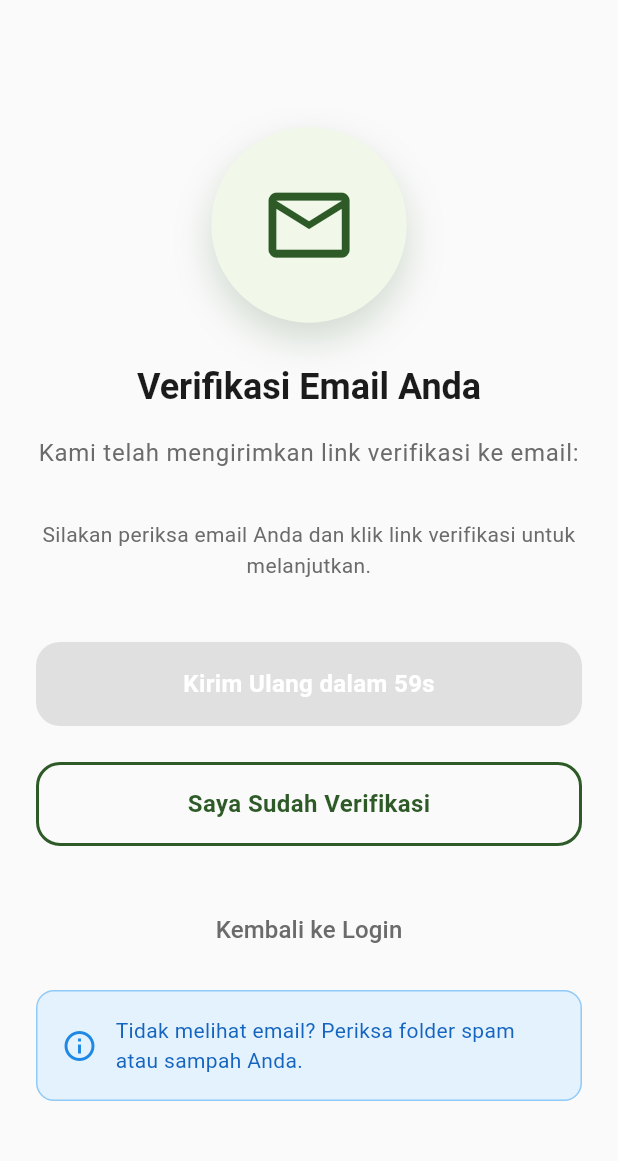
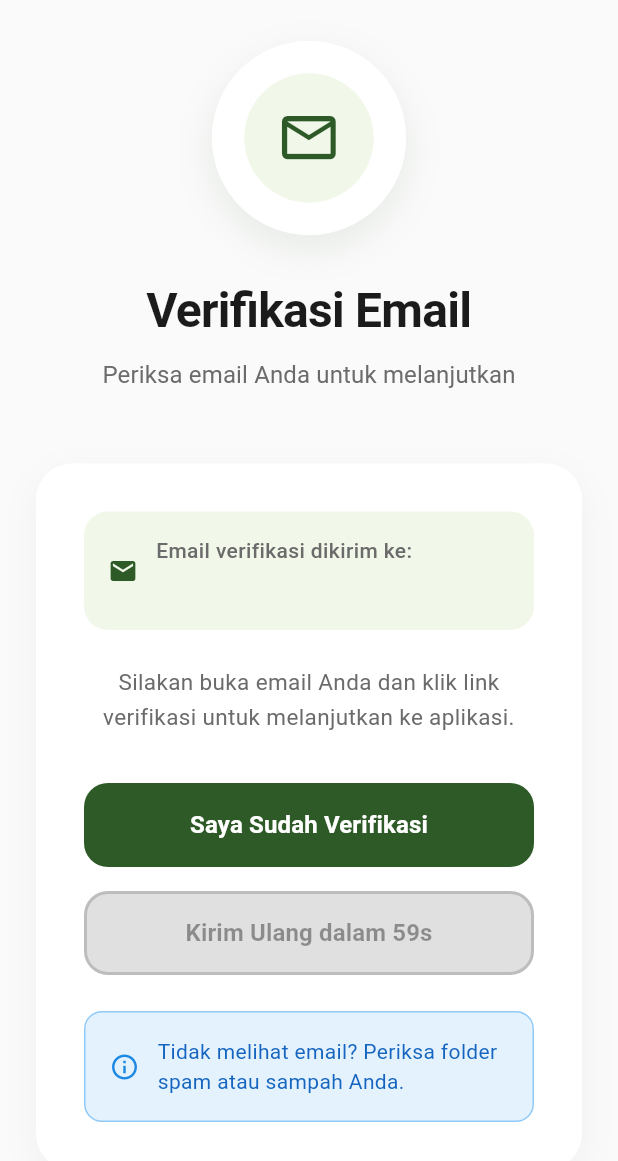
Before and after one commit to prassaaa/HortiKita, a Flutter app: the EmailVerificationScreen screen opened directly, on a phone screen of 412 x 824 dp. Shown: the top 1161 px of the screen. Run offline on Flutter 3.47's test engine with Material 3 defaults, Android fonts, the phone set to English and light mode, and no system bars; our stand-ins replace animated_text_kit, cached_network_image, cloud_firestore, firebase_auth, firebase_core, firebase_storage and 6 more; accounts and stored records are empty.

Commit message:
feat: Enhance email verification screen with improved animations and UI components

```diff
--- a/lib/ui/screens/auth/email_verification_screen.dart
+++ b/lib/ui/screens/auth/email_verification_screen.dart
@@ -26,6 +26,7 @@ class _EmailVerificationScreenState extends State<EmailVerificationScreen>
   late AnimationController _fadeController;
   late AnimationController _pulseController;
   late Animation<double> _fadeAnimation;
+  late Animation<Offset> _slideAnimation;
   late Animation<double> _pulseAnimation;
 
   @override
@@ -47,12 +48,12 @@ class _EmailVerificationScreenState extends State<EmailVerificationScreen>
 
   void _initializeAnimations() {
     _fadeController = AnimationController(
-      duration: const Duration(milliseconds: 1000),
+      duration: const Duration(milliseconds: 1500),
       vsync: this,
     );
 
     _pulseController = AnimationController(
-      duration: const Duration(milliseconds: 1500),
+      duration: const Duration(milliseconds: 2000),
       vsync: this,
     );
 
@@ -61,12 +62,20 @@ class _EmailVerificationScreenState extends State<EmailVerificationScreen>
       end: 1.0,
     ).animate(CurvedAnimation(
       parent: _fadeController,
-      curve: Curves.easeOut,
+      curve: const Interval(0.0, 0.6, curve: Curves.easeOut),
+    ));
+
+    _slideAnimation = Tween<Offset>(
+      begin: const Offset(0, 0.3),
+      end: Offset.zero,
+    ).animate(CurvedAnimation(
+      parent: _fadeController,
+      curve: const Interval(0.2, 1.0, curve: Curves.easeOutCubic),
     ));
 
     _pulseAnimation = Tween<double>(
       begin: 1.0,
-      end: 1.1,
+      end: 1.08,
     ).animate(CurvedAnimation(
       parent: _pulseController,
       curve: Curves.easeInOut,
@@ -105,7 +114,7 @@ class _EmailVerificationScreenState extends State<EmailVerificationScreen>
         // Navigate to home screen
         if (mounted) {
           Navigator.of(context).pushAndRemoveUntil(
-            MaterialPageRoute(builder: (context) => const HomeScreen()),
+            _createPageRoute(const HomeScreen()),
             (route) => false,
           );
         }
@@ -131,22 +140,12 @@ class _EmailVerificationScreenState extends State<EmailVerificationScreen>
       _startResendCountdown();
 
       if (mounted) {
-        ScaffoldMessenger.of(context).showSnackBar(
-          const SnackBar(
-            content: Text('Email verifikasi telah dikirim ulang'),
-            backgroundColor: Colors.green,
-          ),
-        );
+        _showSuccessSnackBar('Email verifikasi telah dikirim ulang');
       }
     } catch (e) {
       _logger.e('Error resending verification email: $e');
       if (mounted) {
-        ScaffoldMessenger.of(context).showSnackBar(
-          SnackBar(
-            content: Text('Gagal mengirim ulang email: ${e.toString()}'),
-            backgroundColor: Colors.red,
-          ),
-        );
+        _showErrorSnackBar('Gagal mengirim ulang email: ${e.toString()}');
       }
     } finally {
       setState(() {
@@ -160,7 +159,7 @@ class _EmailVerificationScreenState extends State<EmailVerificationScreen>
       await _authService.signOut();
       if (mounted) {
         Navigator.of(context).pushAndRemoveUntil(
-          MaterialPageRoute(builder: (context) => const LoginScreen()),
+          _createPageRoute(const LoginScreen()),
           (route) => false,
         );
       }
@@ -169,122 +168,300 @@ class _EmailVerificationScreenState extends State<EmailVerificationScreen>
     }
   }
 
-  // Theme Colors
+  // Theme Colors - Matching design system
   static const Color primaryColor = Color(0xFF2D5A27);
   static const Color primaryLight = Color(0xFF4CAF50);
   static const Color primarySurface = Color(0xFFF1F8E9);
   static const Color surfaceColor = Color(0xFFFAFAFA);
+  static const Color cardColor = Colors.white;
   static const Color textPrimary = Color(0xFF1B1B1B);
   static const Color textSecondary = Color(0xFF6B6B6B);
 
+  PageRoute _createPageRoute(Widget page) {
+    return PageRouteBuilder(
+      pageBuilder: (context, animation, secondaryAnimation) => page,
+      transitionsBuilder: (context, animation, secondaryAnimation, child) {
+        const begin = Offset(1.0, 0.0);
+        const end = Offset.zero;
+        const curve = Curves.easeInOutCubic;
+        var tween = Tween(begin: begin, end: end).chain(CurveTween(curve: curve));
+        var offsetAnimation = animation.drive(tween);
+        return SlideTransition(position: offsetAnimation, child: child);
+      },
+      transitionDuration: const Duration(milliseconds: 400),
+    );
+  }
+
+  void _showSuccessSnackBar(String message) {
+    ScaffoldMessenger.of(context).showSnackBar(
+      SnackBar(
+        content: Row(
+          children: [
+            const Icon(Icons.check_circle_outline, color: Colors.white, size: 20),
+            const SizedBox(width: 12),
+            Expanded(child: Text(message)),
+          ],
+        ),
+        backgroundColor: primaryLight,
+        behavior: SnackBarBehavior.floating,
+        shape: RoundedRectangleBorder(borderRadius: BorderRadius.circular(12)),
+        margin: const EdgeInsets.all(16),
+      ),
+    );
+  }
+
+  void _showErrorSnackBar(String message) {
+    ScaffoldMessenger.of(context).showSnackBar(
+      SnackBar(
+        content: Row(
+          children: [
+            const Icon(Icons.error_outline, color: Colors.white, size: 20),
+            const SizedBox(width: 12),
+            Expanded(child: Text(message)),
+          ],
+        ),
+        backgroundColor: Colors.red.shade600,
+        behavior: SnackBarBehavior.floating,
+        shape: RoundedRectangleBorder(borderRadius: BorderRadius.circular(12)),
+        margin: const EdgeInsets.all(16),
+      ),
+    );
+  }
+
   @override
   Widget build(BuildContext context) {
-    final user = _authService.currentUser;
+    final size = MediaQuery.of(context).size;
+    final bool isTablet = size.width > 600;
 
     return Scaffold(
       backgroundColor: surfaceColor,
       body: SafeArea(
+        child: Center(
+          child: SingleChildScrollView(
+            physics: const BouncingScrollPhysics(),
+            child: Padding(
+              padding: EdgeInsets.symmetric(
+                horizontal: isTablet ? size.width * 0.25 : 24.0,
+                vertical: 32.0,
+              ),
               child: FadeTransition(
                 opacity: _fadeAnimation,
-          child: Padding(
-            padding: const EdgeInsets.all(24.0),
+                child: SlideTransition(
+                  position: _slideAnimation,
                   child: Column(
                     mainAxisAlignment: MainAxisAlignment.center,
                     children: [
-                // Email Icon with pulse animation
+                      _buildHeader(),
+                      const SizedBox(height: 48),
+                      _buildVerificationCard(),
+                      const SizedBox(height: 32),
+                      _buildBackToLoginLink(),
+                    ],
+                  ),
+                ),
+              ),
+            ),
+          ),
+        ),
+      ),
+    );
+  }
+
+  Widget _buildHeader() {
+    return Column(
+      children: [
+        // Email Icon with pulse animation matching design system
         ScaleTransition(
           scale: _pulseAnimation,
           child: Container(
             width: 120,
             height: 120,
             decoration: BoxDecoration(
-                      color: primarySurface,
+              color: cardColor,
               shape: BoxShape.circle,
               boxShadow: [
                 BoxShadow(
-                          color: primaryColor.withValues(alpha: 0.2),
+                  color: primaryColor.withValues(alpha: 0.1),
                   blurRadius: 20,
-                          offset: const Offset(0, 10),
+                  offset: const Offset(0, 8),
                 ),
               ],
             ),
+            child: Center(
+              child: Container(
+                width: 80,
+                height: 80,
+                decoration: BoxDecoration(
+                  color: primarySurface,
+                  shape: BoxShape.circle,
+                ),
                 child: const Icon(
                   Icons.email_outlined,
-                      size: 60,
+                  size: 40,
                   color: primaryColor,
                 ),
               ),
             ),
-
+          ),
+        ),
         const SizedBox(height: 32),
 
         // Title
         Text(
-                  'Verifikasi Email Anda',
-                  style: Theme.of(context).textTheme.headlineSmall?.copyWith(
-                    fontWeight: FontWeight.bold,
+          'Verifikasi Email',
+          style: TextStyle(
+            fontSize: 32,
+            fontWeight: FontWeight.w700,
             color: textPrimary,
+            letterSpacing: -0.5,
           ),
-                  textAlign: TextAlign.center,
+        ),
+        const SizedBox(height: 8),
+        Text(
+          'Periksa email Anda untuk melanjutkan',
+          style: TextStyle(
+            fontSize: 16,
+            color: textSecondary,
+            letterSpacing: 0.1,
+          ),
+        ),
+      ],
+    );
+  }
+
+  Widget _buildVerificationCard() {
+    return Container(
+      padding: const EdgeInsets.all(32),
+      decoration: BoxDecoration(
+        color: cardColor,
+        borderRadius: BorderRadius.circular(24),
+        boxShadow: [
+          BoxShadow(
+            color: Colors.black.withValues(alpha: 0.04),
+            blurRadius: 20,
+            offset: const Offset(0, 8),
+          ),
+        ],
+      ),
+      child: Column(
+        children: [
+          // Email info
+          Container(
+            padding: const EdgeInsets.all(16),
+            decoration: BoxDecoration(
+              color: primarySurface,
+              borderRadius: BorderRadius.circular(16),
+            ),
+            child: Row(
+              children: [
+                Icon(
+                  Icons.email,
+                  color: primaryColor,
+                  size: 20,
+                ),
+                const SizedBox(width: 12),
+                Expanded(
+                  child: Column(
+                    crossAxisAlignment: CrossAxisAlignment.start,
+                    children: [
+                      Text(
+                        'Email verifikasi dikirim ke:',
+                        style: TextStyle(
+                          fontSize: 14,
+                          color: textSecondary,
+                          fontWeight: FontWeight.w500,
+                        ),
+                      ),
+                      const SizedBox(height: 4),
+                      Text(
+                        _authService.currentUser?.email ?? '',
+                        style: TextStyle(
+                          fontSize: 16,
+                          color: textPrimary,
+                          fontWeight: FontWeight.w600,
+                        ),
+                      ),
+                    ],
+                  ),
+                ),
+              ],
+            ),
           ),
 
-                const SizedBox(height: 16),
+          const SizedBox(height: 24),
 
-                // Description
+          // Instructions
           Text(
-                  'Kami telah mengirimkan link verifikasi ke email:\n${user?.email ?? ''}',
-                  style: Theme.of(context).textTheme.bodyLarge?.copyWith(
+            'Silakan buka email Anda dan klik link verifikasi untuk melanjutkan ke aplikasi.',
+            style: TextStyle(
+              fontSize: 15,
               color: textSecondary,
               height: 1.5,
             ),
             textAlign: TextAlign.center,
           ),
 
-                const SizedBox(height: 8),
+          const SizedBox(height: 32),
 
-                Text(
-                  'Silakan periksa email Anda dan klik link verifikasi untuk melanjutkan.',
-                  style: Theme.of(context).textTheme.bodyMedium?.copyWith(
-                    color: textSecondary,
-                    height: 1.5,
+          // Check Email Button
+          SizedBox(
+            width: double.infinity,
+            height: 56,
+            child: ElevatedButton(
+              onPressed: _checkEmailVerification,
+              style: ElevatedButton.styleFrom(
+                backgroundColor: primaryColor,
+                foregroundColor: Colors.white,
+                elevation: 0,
+                shadowColor: Colors.transparent,
+                shape: RoundedRectangleBorder(
+                  borderRadius: BorderRadius.circular(16),
                 ),
-                  textAlign: TextAlign.center,
+              ),
+              child: const Text(
+                'Saya Sudah Verifikasi',
+                style: TextStyle(
+                  fontSize: 16,
+                  fontWeight: FontWeight.w600,
+                ),
+              ),
+            ),
           ),
 
-                const SizedBox(height: 40),
+          const SizedBox(height: 16),
 
           // Resend Email Button
-                Container(
+          SizedBox(
             width: double.infinity,
             height: 56,
-                  decoration: BoxDecoration(
-                    borderRadius: BorderRadius.circular(16),
-                    gradient: _canResendEmail && !_isLoading
-                        ? const LinearGradient(
-                            colors: [primaryColor, primaryLight],
-                            begin: Alignment.topLeft,
-                            end: Alignment.bottomRight,
-                          )
-                        : null,
-                    color: !_canResendEmail || _isLoading
-                        ? Colors.grey.shade300
-                        : null,
-                  ),
-                  child: Material(
-                    color: Colors.transparent,
-                    child: InkWell(
-                      borderRadius: BorderRadius.circular(16),
-                      onTap: _canResendEmail && !_isLoading
+            child: ElevatedButton(
+              onPressed: _canResendEmail && !_isLoading
                   ? _resendVerificationEmail
                   : null,
-                      child: Center(
+              style: ElevatedButton.styleFrom(
+                backgroundColor: Colors.transparent,
+                foregroundColor: _canResendEmail && !_isLoading
+                    ? primaryColor
+                    : textSecondary,
+                elevation: 0,
+                shadowColor: Colors.transparent,
+                side: BorderSide(
+                  color: _canResendEmail && !_isLoading
+                      ? primaryColor
+                      : textSecondary.withValues(alpha: 0.3),
+                  width: 2,
+                ),
+                shape: RoundedRectangleBorder(
+                  borderRadius: BorderRadius.circular(16),
+                ),
+              ),
               child: _isLoading
-                            ? const SizedBox(
+                  ? SizedBox(
                       width: 24,
                       height: 24,
                       child: CircularProgressIndicator(
-                                  color: Colors.white,
                         strokeWidth: 2,
+                        valueColor: AlwaysStoppedAnimation<Color>(primaryColor),
                       ),
                     )
                   : Text(
@@ -292,11 +469,8 @@ class _EmailVerificationScreenState extends State<EmailVerificationScreen>
                           ? 'Kirim Ulang Email'
                           : 'Kirim Ulang dalam ${_resendCountdown}s',
                       style: const TextStyle(
-                                  color: Colors.white,
                         fontSize: 16,
                         fontWeight: FontWeight.w600,
-                                ),
-                              ),
                       ),
                     ),
             ),
@@ -304,51 +478,7 @@ class _EmailVerificationScreenState extends State<EmailVerificationScreen>
 
           const SizedBox(height: 24),
 
-                // Check Email Button
-                Container(
-                  width: double.infinity,
-                  height: 56,
-                  decoration: BoxDecoration(
-                    borderRadius: BorderRadius.circular(16),
-                    border: Border.all(color: primaryColor, width: 2),
-                  ),
-                  child: Material(
-                    color: Colors.transparent,
-                    child: InkWell(
-                      borderRadius: BorderRadius.circular(14),
-                      onTap: _checkEmailVerification,
-                      child: const Center(
-                        child: Text(
-                          'Saya Sudah Verifikasi',
-                          style: TextStyle(
-                            color: primaryColor,
-                            fontSize: 16,
-                            fontWeight: FontWeight.w600,
-                          ),
-                        ),
-                      ),
-                    ),
-                  ),
-                ),
-
-                const SizedBox(height: 32),
-
-                // Sign Out Button
-                TextButton(
-                  onPressed: _signOut,
-                  child: Text(
-                    'Kembali ke Login',
-                    style: TextStyle(
-                      color: textSecondary,
-                      fontSize: 16,
-                      fontWeight: FontWeight.w500,
-                    ),
-                  ),
-                ),
-
-                const SizedBox(height: 16),
-
-                // Info Text
+          // Info box
           Container(
             padding: const EdgeInsets.all(16),
             decoration: BoxDecoration(
@@ -358,7 +488,11 @@ class _EmailVerificationScreenState extends State<EmailVerificationScreen>
             ),
             child: Row(
               children: [
-                      Icon(Icons.info_outline, color: Colors.blue.shade600),
+                Icon(
+                  Icons.info_outline,
+                  color: Colors.blue.shade600,
+                  size: 20,
+                ),
                 const SizedBox(width: 12),
                 Expanded(
                   child: Text(
@@ -366,6 +500,7 @@ class _EmailVerificationScreenState extends State<EmailVerificationScreen>
                     style: TextStyle(
                       color: Colors.blue.shade800,
                       fontSize: 14,
+                      height: 1.4,
                     ),
                   ),
                 ),
@@ -374,8 +509,34 @@ class _EmailVerificationScreenState extends State<EmailVerificationScreen>
           ),
         ],
       ),
+    );
+  }
+
+  Widget _buildBackToLoginLink() {
+    return TextButton(
+      onPressed: _signOut,
+      style: TextButton.styleFrom(
+        foregroundColor: textSecondary,
+        padding: const EdgeInsets.symmetric(horizontal: 24, vertical: 12),
+      ),
+      child: Row(
+        mainAxisSize: MainAxisSize.min,
+        children: [
+          Icon(
+            Icons.arrow_back,
+            size: 18,
+            color: textSecondary,
+          ),
+          const SizedBox(width: 8),
+          Text(
+            'Kembali ke Login',
+            style: TextStyle(
+              fontSize: 16,
+              fontWeight: FontWeight.w500,
+              color: textSecondary,
             ),
           ),
+        ],
       ),
     );
   }
```
Lines whose indentation alone changed are shown as unchanged.
